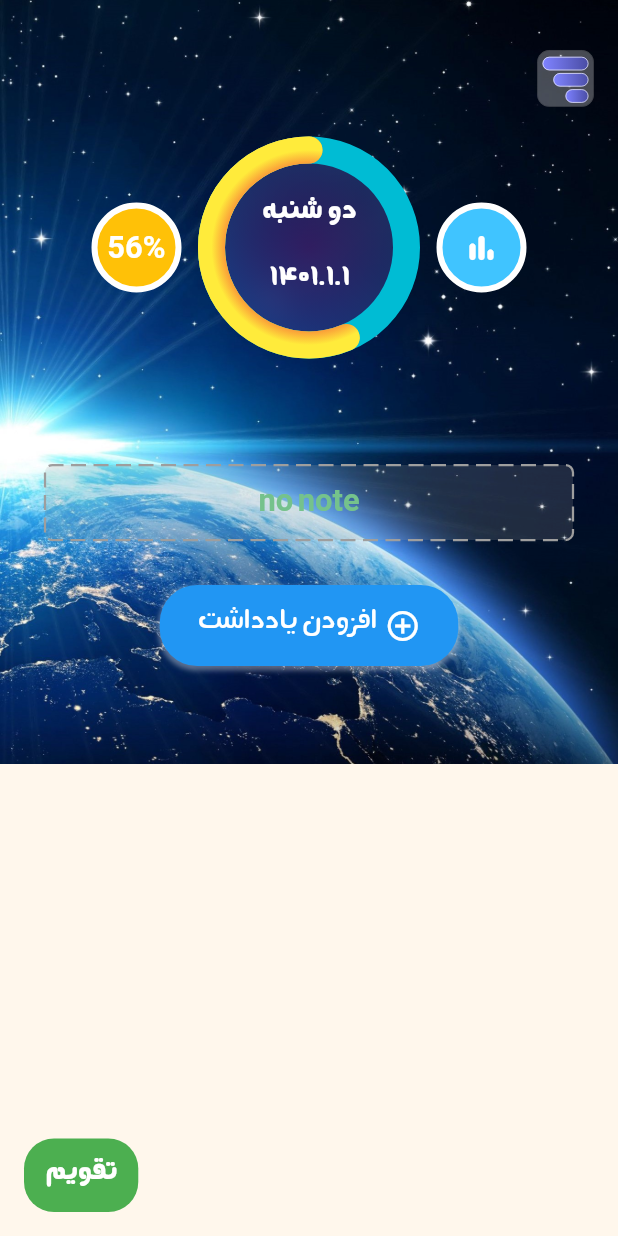
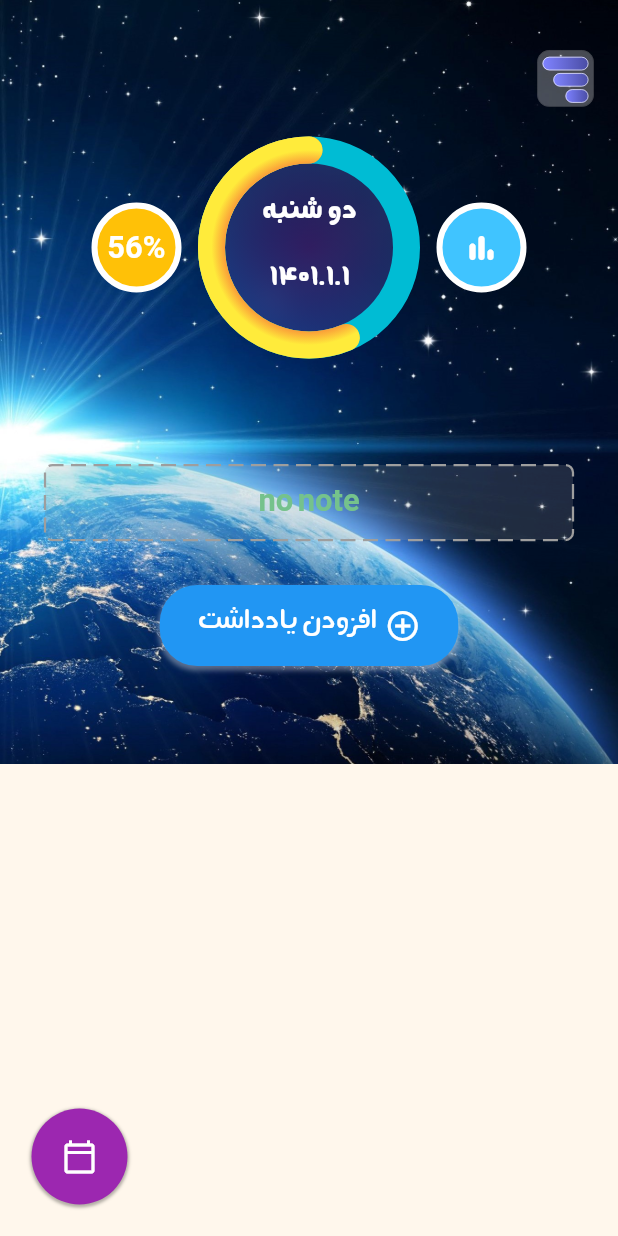
Before and after one commit to samad-nkarimi/today_app, a Flutter app: the screen it shows after launch, on a phone screen of 412 x 824 dp. Run offline on Flutter 3.47's test engine with Material 2 defaults, Android fonts, the phone set to English and light mode, and no system bars; drawn by our look-alikes of dotted_border; our stand-ins replace bloc, equatable, flutter_bloc, flutter_local_notifications, flutter_svg, rxdart and 1 more; missing offline and left inert: flutter_email_sender, store_redirect; accounts and stored records are empty; Roboto replaces fonts that are missing (ANegar).

Commit message:
floating button

```diff
--- a/lib/models/note.dart
+++ b/lib/models/note.dart
@@ -76,7 +76,9 @@ class Note extends Equatable {
   String getRandomString() {
     return String.fromCharCodes(
       Iterable.generate(
-          15, (_) => _chars.codeUnitAt(Random().nextInt(_chars.length))),
+        15,
+        (_) => _chars.codeUnitAt(Random().nextInt(_chars.length)),
+      ),
     );
   }
 
@@ -90,6 +92,6 @@ class Note extends Equatable {
 
   @override
   String toString() {
-    return "{{{ Note id: $id , isDone: $isDone }}}";
+    return "{ Note id:$id , isDone:$isDone }";
   }
 }
--- a/lib/screens/home_page.dart
+++ b/lib/screens/home_page.dart
@@ -9,6 +9,7 @@ import 'package:flutter_local_notifications/flutter_local_notifications.dart';
 import 'package:flutter_svg/flutter_svg.dart';
 import 'package:today/utils/date_converter.dart';
 import 'package:today/widgets/add_note_button_widget.dart';
+import 'package:today/widgets/floating_button_widget.dart';
 import 'package:today/widgets/form_widget.dart';
 
 import '../blocs/note/note.dart';
@@ -169,24 +170,7 @@ class _HomePageState extends State<HomePage> {
         );
       }),
       floatingActionButtonLocation: FloatingActionButtonLocation.startFloat,
-      floatingActionButton: InkWell(
-        onTap: () => Navigator.pushNamed(context, CalendarPage.routeName),
-        child: Container(
-          decoration: BoxDecoration(
-            color: Colors.green,
-            borderRadius: BorderRadius.circular(20.0),
-          ),
-          padding: const EdgeInsets.all(14.0),
-          child: const Text(
-            "تقویم",
-            style: TextStyle(
-              color: Colors.white,
-              fontWeight: FontWeight.bold,
-              fontFamily: "Negar",
-            ),
-          ),
-        ),
-      ),
+      floatingActionButton: const CustomFloatingButton(page: pageid.today),
     );
   }
 
--- /dev/null
+++ b/lib/widgets/floating_button_widget.dart
@@ -0,0 +1,56 @@
+import 'package:flutter/material.dart';
+import 'package:today/screens/calender_page.dart';
+
+enum pageid { today, calendar }
+
+class CustomFloatingButton extends StatefulWidget {
+  final pageid page;
+  const CustomFloatingButton({Key? key, required this.page}) : super(key: key);
+
+  @override
+  State<CustomFloatingButton> createState() => _CustomFloatingButtonState();
+}
+
+class _CustomFloatingButtonState extends State<CustomFloatingButton> {
+  double animatedPadding = 20;
+  @override
+  Widget build(BuildContext context) {
+    return InkWell(
+      onTap: () {
+        setState(() {
+          animatedPadding = 5;
+          Future.delayed(const Duration(milliseconds: 100)).then(
+            (value) => setState(() {
+              animatedPadding = 20;
+            }),
+          );
+        });
+
+        widget.page == pageid.calendar
+            ? Navigator.pop(context)
+            : Navigator.pushNamed(context, CalendarPage.routeName);
+      },
+      child: AnimatedContainer(
+        duration: const Duration(milliseconds: 200),
+        decoration: BoxDecoration(
+            color: Colors.purple,
+            borderRadius: BorderRadius.circular(50.0),
+            boxShadow: [
+              BoxShadow(
+                color: Colors.black.withOpacity(0.3),
+                blurRadius: 1,
+                spreadRadius: 1,
+                offset: const Offset(0, 1),
+              )
+            ]),
+        padding: EdgeInsets.all(animatedPadding),
+        margin: const EdgeInsets.all(5.0),
+        child: Icon(
+            widget.page == pageid.calendar
+                ? Icons.today_outlined
+                : Icons.calendar_today_outlined,
+            color: Colors.white),
+      ),
+    );
+  }
+}
```
Also changed, not shown: lib/screens/calender_page.dart (+4 -19 lines), lib/utils/custom_calendar.dart (+20 -14 lines).
